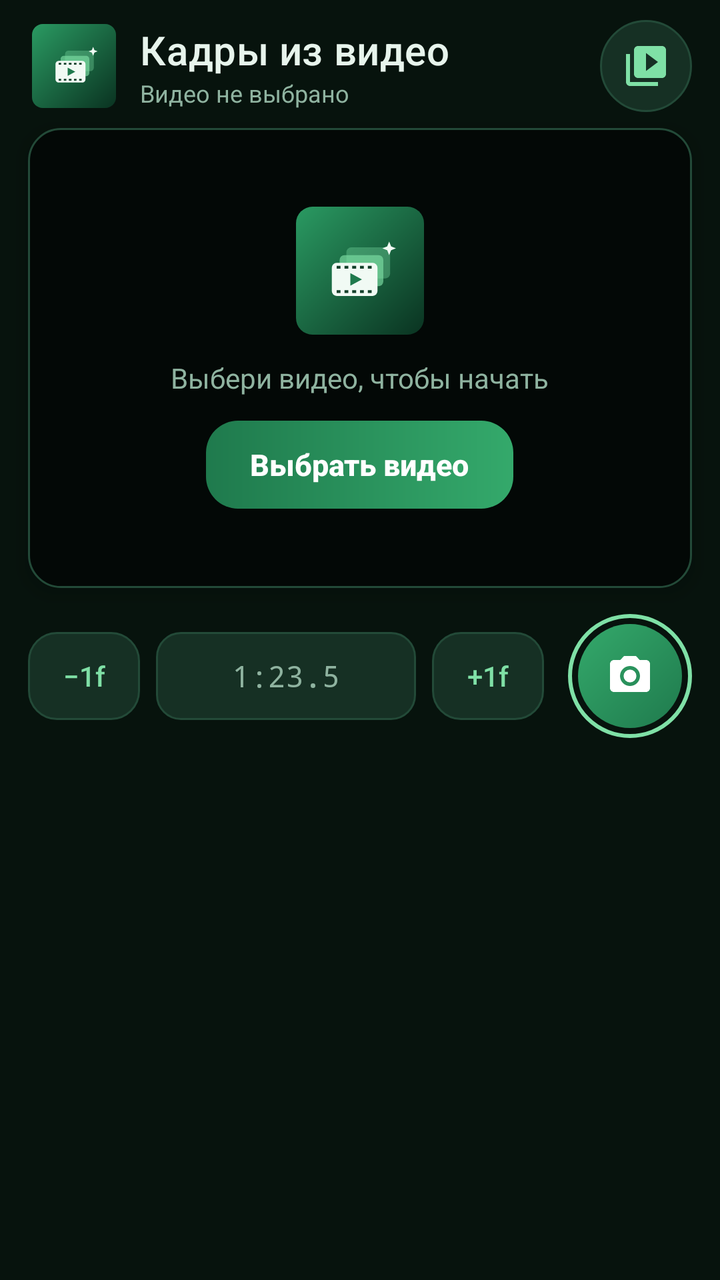
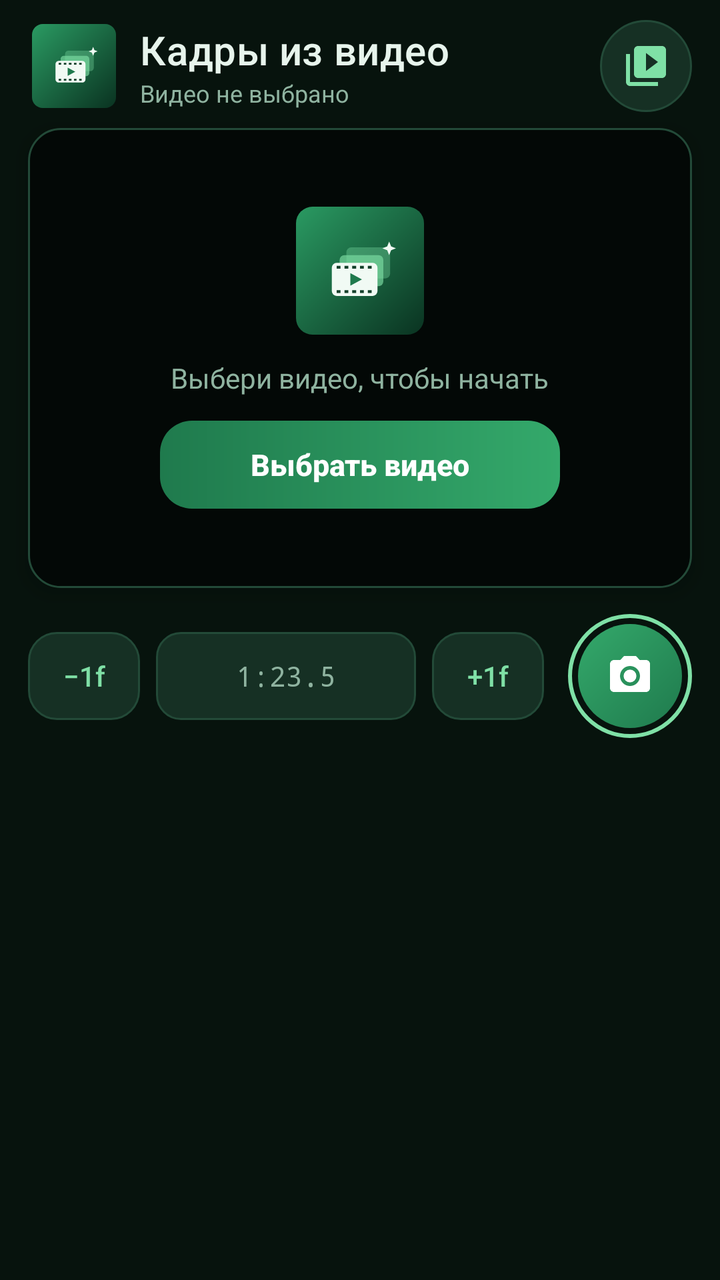

An Android layout rendered at two revisions. The XML below is the earlier revision; the diff shows what the commit changed to produce the second picture.
<!-- AndroidManifest.xml: application theme AppTheme -->
<!-- res/layout/activity_main.xml -->
<?xml version="1.0" encoding="utf-8"?>
<FrameLayout xmlns:android="http://schemas.android.com/apk/res/android"
    android:id="@+id/root"
    android:layout_width="match_parent"
    android:layout_height="match_parent"
    android:background="@color/bg">

    <LinearLayout
        android:id="@+id/content"
        android:layout_width="match_parent"
        android:layout_height="match_parent"
        android:orientation="vertical">

        
        <LinearLayout
            android:id="@+id/appBar"
            android:layout_width="match_parent"
            android:layout_height="wrap_content"
            android:gravity="center_vertical"
            android:orientation="horizontal"
            android:paddingStart="16dp"
            android:paddingTop="10dp"
            android:paddingEnd="14dp"
            android:paddingBottom="8dp">

            <ImageView
                android:id="@+id/logo"
                android:layout_width="42dp"
                android:layout_height="42dp"
                android:elevation="4dp"
                android:src="@drawable/logo_mark" />

            <LinearLayout
                android:id="@+id/titleBox"
                android:layout_width="0dp"
                android:layout_height="wrap_content"
                android:layout_weight="1"
                android:orientation="vertical"
                android:paddingStart="12dp">
                <TextView
                    android:layout_width="wrap_content"
                    android:layout_height="wrap_content"
                    android:fontFamily="sans-serif-medium"
                    android:letterSpacing="0.01"
                    android:text="Кадры из видео"
                    android:textColor="@color/text"
                    android:textSize="20sp" />
                <TextView
                    android:id="@+id/txtInfo"
                    android:layout_width="wrap_content"
                    android:layout_height="wrap_content"
                    android:ellipsize="middle"
                    android:singleLine="true"
                    android:text="Видео не выбрано"
                    android:textColor="@color/textDim"
                    android:textSize="12sp" />
            </LinearLayout>

            <ImageButton
                android:id="@+id/btnPick"
                style="@style/IconBtn"
                android:contentDescription="Выбрать видео"
                android:src="@drawable/ic_video_library" />
        </LinearLayout>

        
        <FrameLayout
            android:id="@+id/previewCard"
            android:layout_width="match_parent"
            android:layout_height="230dp"
            android:layout_marginStart="14dp"
            android:layout_marginEnd="14dp"
            android:background="@drawable/bg_preview"
            android:elevation="6dp">

            <ImageView
                android:id="@+id/imgPreview"
                android:layout_width="match_parent"
                android:layout_height="match_parent"
                android:scaleType="fitCenter" />

            
            <ImageView
                android:id="@+id/imgCapture"
                android:layout_width="match_parent"
                android:layout_height="match_parent"
                android:background="#FF030806"
                android:scaleType="fitCenter"
                android:visibility="gone" />

            <LinearLayout
                android:id="@+id/placeholder"
                android:layout_width="match_parent"
                android:layout_height="match_parent"
                android:gravity="center"
                android:orientation="vertical">
                <ImageView
                    android:id="@+id/phIcon"
                    android:layout_width="64dp"
                    android:layout_height="64dp"
                    android:src="@drawable/logo_mark" />
                <TextView
                    android:layout_width="wrap_content"
                    android:layout_height="wrap_content"
                    android:paddingTop="12dp"
                    android:text="Выбери видео, чтобы начать"
                    android:textColor="@color/textDim"
                    android:textSize="14sp" />
                <Button
                    android:id="@+id/btnPickBig"
                    style="@style/BtnPrimary"
                    android:layout_width="wrap_content"
                    android:minHeight="44dp"
                    android:paddingStart="22dp"
                    android:paddingEnd="22dp"
                    android:text="Выбрать видео" />
            </LinearLayout>

            
            <LinearLayout
                android:id="@+id/chipMode"
                android:layout_width="wrap_content"
                android:layout_height="wrap_content"
                android:layout_gravity="top|start"
                android:layout_margin="10dp"
                android:background="@drawable/bg_chip"
                android:gravity="center_vertical"
                android:orientation="horizontal"
                android:paddingStart="10dp"
                android:paddingTop="4dp"
                android:paddingEnd="10dp"
                android:paddingBottom="4dp"
                android:visibility="gone">
                <View
                    android:id="@+id/chipDot"
                    android:layout_width="7dp"
                    android:layout_height="7dp"
                    android:background="@drawable/dot" />
                <TextView
                    android:id="@+id/chipText"
                    android:layout_width="wrap_content"
                    android:layout_height="wrap_content"
                    android:paddingStart="6dp"
                    android:letterSpacing="0.08"
                    android:text="ВИДЕО"
                    android:textColor="@color/accent"
                    android:textSize="11sp"
                    android:textStyle="bold" />
            </LinearLayout>

            <TextView
                android:id="@+id/txtTimeBadge"
                android:layout_width="wrap_content"
                android:layout_height="wrap_content"
                android:layout_gravity="bottom|end"
                android:layout_margin="10dp"
                android:background="@drawable/bg_chip"
                android:fontFamily="monospace"
                android:paddingStart="10dp"
                android:paddingTop="3dp"
                android:paddingEnd="10dp"
                android:paddingBottom="3dp"
                android:textColor="@color/text"
                android:textSize="12sp"
                android:visibility="gone" />

            <ImageButton
                android:id="@+id/btnCloseCap"
                style="@style/GlassBtn"
                android:layout_gravity="top|end"
                android:layout_margin="8dp"
                android:contentDescription="Назад к видео"
                android:src="@drawable/ic_close"
                android:visibility="gone" />

            <ImageButton
                android:id="@+id/btnCapPrev"
                style="@style/GlassBtn"
                android:layout_gravity="center_vertical|start"
                android:layout_margin="8dp"
                android:contentDescription="Предыдущий кадр"
                android:src="@drawable/ic_chev_left"
                android:visibility="gone" />

            <ImageButton
                android:id="@+id/btnCapNext"
                style="@style/GlassBtn"
                android:layout_gravity="center_vertical|end"
                android:layout_margin="8dp"
                android:contentDescription="Следующий кадр"
                android:src="@drawable/ic_chev_right"
                android:visibility="gone" />

            <View
                android:id="@+id/flash"
                android:layout_width="match_parent"
                android:layout_height="match_parent"
                android:alpha="0"
                android:background="#FFFFFFFF" />
        </FrameLayout>

        
        <FrameLayout
            android:id="@+id/actionBar"
            android:layout_width="match_parent"
            android:layout_height="68dp"
            android:layout_marginStart="14dp"
            android:layout_marginTop="10dp"
            android:layout_marginEnd="14dp"
            android:layout_marginBottom="4dp">

            <LinearLayout
                android:id="@+id/videoBar"
                android:layout_width="match_parent"
                android:layout_height="match_parent"
                android:gravity="center_vertical"
                android:orientation="horizontal">

                <Button
                    android:id="@+id/btnPrev"
                    style="@style/BtnSecondary"
                    android:text="−1f" />

                <EditText
                    android:id="@+id/editTime"
                    style="@style/Input"
                    android:layout_width="0dp"
                    android:layout_weight="1"
                    android:layout_marginStart="8dp"
                    android:layout_marginEnd="8dp"
                    android:fontFamily="monospace"
                    android:hint="1:23.5"
                    android:imeOptions="actionGo"
                    android:inputType="text" />

                <Button
                    android:id="@+id/btnNext"
                    style="@style/BtnSecondary"
                    android:text="+1f" />

                <ImageButton
                    android:id="@+id/btnCapture"
                    android:layout_width="62dp"
                    android:layout_height="62dp"
                    android:layout_marginStart="12dp"
                    android:background="@drawable/btn_shutter"
                    android:contentDescription="Снять кадр"
                    android:elevation="4dp"
                    android:src="@drawable/ic_camera"
                    android:stateListAnimator="@animator/press_scale"
                    android:tint="#FFFFFFFF" />
            </LinearLayout>

            <LinearLayout
                android:id="@+id/captureBar"
                android:layout_width="match_parent"
                android:layout_height="match_parent"
                android:orientation="horizontal"
                android:visibility="gone">
                <Button
                    android:id="@+id/actShare"
                    style="@style/ActionBtn"
                    android:drawableTop="@drawable/ic_share"
                    android:text="Поделиться" />
                <Button
                    android:id="@+id/actSave"
                    style="@style/ActionBtn"
                    android:layout_marginStart="8dp"
                    android:drawableTop="@drawable/ic_download"
                    android:text="Сохранить" />
                <Button
                    android:id="@+id/actJump"
                    style="@style/ActionBtn"
                    android:layout_marginStart="8dp"
                    android:drawableTop="@drawable/ic_target"
                    android:text="К моменту" />
                <Button
                    android:id="@+id/actDelete"
                    style="@style/ActionBtn"
                    android:layout_marginStart="8dp"
                    android:drawableTint="@color/danger"
                    android:drawableTop="@drawable/ic_delete"
                    android:text="Удалить" />
            </LinearLayout>
        </FrameLayout>

        <ListView
            android:id="@+id/list"
            android:layout_width="match_parent"
            android:layout_height="0dp"
            android:layout_weight="1"
            android:clipToPadding="false"
            android:divider="@null"
            android:scrollbars="none" />
    </LinearLayout>
</FrameLayout>
<!-- resources referenced by this layout -->
<resources>
  <color name="accent">#FF7FE0A6</color>
  <color name="bg">#FF07130D</color>
  <color name="danger">#FFE57373</color>
  <color name="text">#FFE7F4EC</color>
  <color name="textDim">#FF8FB3A0</color>
  <!-- drawable bg_chip (drawable) -->
  <?xml version="1.0" encoding="utf-8"?>
  <shape xmlns:android="http://schemas.android.com/apk/res/android" android:shape="rectangle">
      <solid android:color="#B3050E09" />
      <corners android:radius="20dp" />
      <stroke android:width="1dp" android:color="#337FE0A6" />
  </shape>
  <!-- drawable bg_preview (drawable) -->
  <?xml version="1.0" encoding="utf-8"?>
  <shape xmlns:android="http://schemas.android.com/apk/res/android" android:shape="rectangle">
      <solid android:color="#FF030806" />
      <corners android:radius="16dp" />
      <stroke android:width="1dp" android:color="@color/stroke" />
  </shape>
  <!-- drawable dot (drawable) -->
  <?xml version="1.0" encoding="utf-8"?>
  <shape xmlns:android="http://schemas.android.com/apk/res/android" android:shape="oval">
      <solid android:color="@color/accent" />
      <size android:width="7dp" android:height="7dp" />
  </shape>
  <!-- drawable ic_download (drawable) -->
  <?xml version="1.0" encoding="utf-8"?>
  <vector xmlns:android="http://schemas.android.com/apk/res/android"
      android:width="24dp" android:height="24dp"
      android:viewportWidth="24" android:viewportHeight="24" android:tint="?android:attr/textColorPrimary">
      <path android:fillColor="#FFFFFFFF" android:pathData="M19,9h-4V3H9v6H5l7,7 7,-7zM5,18v2h14v-2H5z" />
  </vector>
  <style name="GlassBtn">
          <item name="android:layout_width">38dp</item>
          <item name="android:layout_height">38dp</item>
          <item name="android:background">@drawable/btn_icon_glass</item>
          <item name="android:tint">@color/text</item>
          <item name="android:scaleType">center</item>
          <item name="android:stateListAnimator">@animator/press_scale</item>
      </style>
  <style name="IconBtn">
          <item name="android:layout_width">46dp</item>
          <item name="android:layout_height">46dp</item>
          <item name="android:background">@drawable/btn_icon</item>
          <item name="android:tint">@color/accent</item>
          <item name="android:scaleType">center</item>
          <item name="android:stateListAnimator">@animator/press_scale</item>
      </style>
  <color name="stroke">#FF234A38</color>
  <color name="primaryBright">#FF34A96B</color>
  <color name="primary">#FF1F7A4D</color>
  <!-- drawable btn_icon_glass (drawable) -->
  <?xml version="1.0" encoding="utf-8"?>
  <ripple xmlns:android="http://schemas.android.com/apk/res/android" android:color="#557FE0A6">
      <item>
          <shape android:shape="oval">
              <solid android:color="#99050E09" />
          </shape>
      </item>
  </ripple>
  <!-- drawable btn_icon (drawable) -->
  <?xml version="1.0" encoding="utf-8"?>
  <ripple xmlns:android="http://schemas.android.com/apk/res/android" android:color="#337FE0A6">
      <item>
          <shape android:shape="oval">
              <solid android:color="@color/surface2" />
              <stroke android:width="1dp" android:color="@color/stroke" />
          </shape>
      </item>
  </ripple>
  <style name="DialogTheme" parent="android:Theme.Material.Dialog.Alert">
          <item name="android:windowBackground">@drawable/bg_dialog</item>
          <item name="android:colorAccent">@color/accent</item>
          <item name="android:textColorPrimary">@color/text</item>
      </style>
  <color name="surface">#FF0F2219</color>
  <color name="surface2">#FF163024</color>
  <!-- drawable bg_dialog (drawable) -->
  <?xml version="1.0" encoding="utf-8"?>
  <inset xmlns:android="http://schemas.android.com/apk/res/android" android:inset="16dp">
      <shape android:shape="rectangle">
          <solid android:color="@color/surface" />
          <corners android:radius="20dp" />
          <stroke android:width="1dp" android:color="@color/stroke" />
      </shape>
  </inset>
  <!-- unchanged entries left out for length: 20 -->
</resources>

<!-- the commit's change to res/layout/activity_main.xml (unified diff, before → after) -->
@@ -111,8 +111,10 @@
                     style="@style/BtnPrimary"
                     android:layout_width="wrap_content"
                     android:minHeight="44dp"
-                    android:paddingStart="22dp"
-                    android:paddingEnd="22dp"
+                    android:minWidth="200dp"
+                    android:maxLines="1"
+                    android:paddingStart="24dp"
+                    android:paddingEnd="24dp"
                     android:text="Выбрать видео" />
             </LinearLayout>
 
@@ -169,6 +171,8 @@
                 style="@style/GlassBtn"
                 android:layout_gravity="top|end"
                 android:layout_margin="8dp"
+                android:layout_marginTop="10dp"
+                android:layout_marginEnd="10dp"
                 android:contentDescription="Назад к видео"
                 android:src="@drawable/ic_close"
                 android:visibility="gone" />
@@ -229,6 +233,9 @@
                     android:layout_marginStart="8dp"
                     android:layout_marginEnd="8dp"
                     android:fontFamily="monospace"
+                    android:paddingStart="4dp"
+                    android:paddingEnd="4dp"
+                    android:textSize="14sp"
                     android:hint="1:23.5"
                     android:imeOptions="actionGo"
                     android:inputType="text" />
